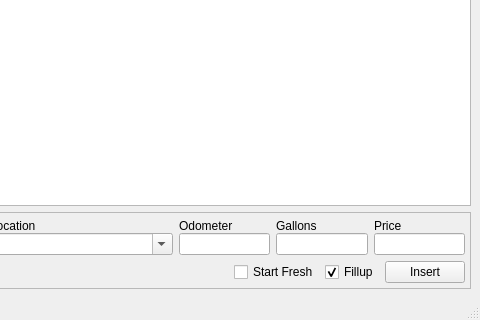
Qt form UIFiles/mileage.ui (lcmcninch/MileageTracker) before a commit; both pictures show x 126 to 606 and y 281 to 601 of the 606 by 601 pixel window.
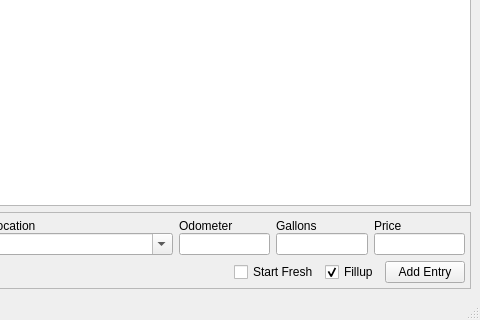
The same form after that commit. Custom widgets are drawn as their Qt base class.

Commit message: Re-named the Insert button.

```diff
--- a/UIFiles/mileage.ui
+++ b/UIFiles/mileage.ui
@@ -180,7 +180,7 @@
          <item>
           <widget class="QPushButton" name="buttonInsert">
            <property name="text">
-            <string>Insert</string>
+            <string>Add Entry</string>
            </property>
           </widget>
          </item>
```
